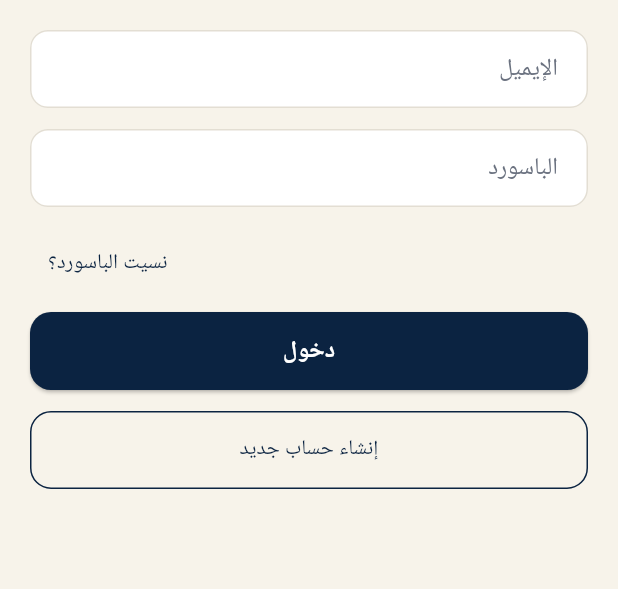
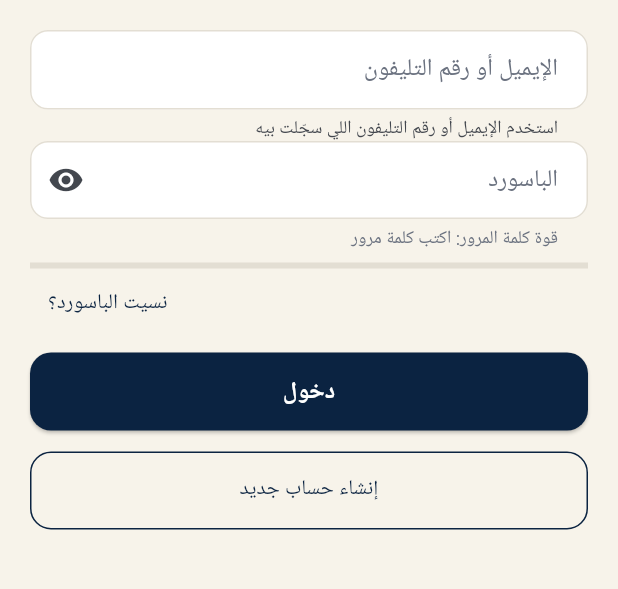
Before and after one commit to 3m-code-software/qiwalo-mobile, a Flutter app: the screen it shows after launch, after a tap on "عندي حساب · دخول", on a phone screen of 412 x 824 dp, the part 279-868 px from its top. Run offline on Flutter 3.47's test engine with Material 3 defaults, Android fonts, the phone set to English and light mode, and no system bars; our stand-ins replace flutter_secure_storage; network calls fail.

Commit message:
feat(mobile): accept email or phone on login with password visibility

```diff
--- a/lib/screens/auth.dart
+++ b/lib/screens/auth.dart
@@ -253,11 +253,64 @@ class _WelcomeBackdropPainter extends CustomPainter {
       oldDelegate.value != value;
 }
 
-class LoginScreen extends StatelessWidget {
+int passwordStrengthScore(String value) {
+  if (value.isEmpty) return 0;
+  var score = 0;
+  if (value.length >= 8) score++;
+  if (value.length >= 12) score++;
+  if (value.contains(RegExp(r'[A-Za-z]'))) score++;
+  if (value.contains(RegExp(r'[0-9]'))) score++;
+  if (value.contains(RegExp(r'[^A-Za-z0-9]'))) score++;
+  return score > 4 ? 4 : score;
+}
+
+String passwordStrengthLabel(String value) => switch (passwordStrengthScore(value)) {
+      0 => 'اكتب كلمة مرور',
+      1 => 'ضعيفة',
+      2 => 'متوسطة',
+      3 => 'جيدة',
+      _ => 'قوية',
+    };
+
+Color passwordStrengthColor(String value) => switch (passwordStrengthScore(value)) {
+      0 => muted,
+      1 => dangerRed,
+      2 => Colors.orange,
+      3 => gold,
+      _ => successGreen,
+    };
+
+class LoginScreen extends StatefulWidget {
   const LoginScreen({super.key});
 
   @override
+  State<LoginScreen> createState() => _LoginScreenState();
+}
+
+class _LoginScreenState extends State<LoginScreen> {
+  final TextEditingController _identifierController = TextEditingController();
+  final TextEditingController _passwordController = TextEditingController();
+  bool _obscurePassword = true;
+
+  @override
+  void dispose() {
+    _identifierController.dispose();
+    _passwordController.dispose();
+    super.dispose();
+  }
+
+  String get _identifierHelper {
+    final value = _identifierController.text.trim();
+    if (value.isEmpty) {
+      return 'استخدم الإيميل أو رقم التليفون اللي سجّلت بيه';
+    }
+    if (value.contains('@')) return 'تم التعرف على إيميل';
+    return 'تم التعرف على رقم تليفون';
+  }
+
+  @override
   Widget build(BuildContext context) {
+    final password = _passwordController.text;
     return AppShell(
       title: 'تسجيل الدخول',
       body: ListView(
@@ -265,8 +318,41 @@ class LoginScreen extends StatelessWidget {
         children: [
           const PlaceholderImage(label: 'قيوالو', icon: Icons.login_rounded, height: 110),
           const SizedBox(height: 20),
-          const QField(label: 'الإيميل', hint: 'name@example.com', keyboard: TextInputType.emailAddress),
-          const QField(label: 'الباسورد', hint: '••••••••', obscure: true),
+          TextField(
+            controller: _identifierController,
+            keyboardType: TextInputType.emailAddress,
+            textAlign: TextAlign.right,
+            onChanged: (_) => setState(() {}),
+            decoration: InputDecoration(
+              labelText: 'الإيميل أو رقم التليفون',
+              hintText: 'name@example.com أو 01xxxxxxxxx',
+              helperText: _identifierHelper,
+            ),
+          ),
+          TextField(
+            controller: _passwordController,
+            obscureText: _obscurePassword,
+            textAlign: TextAlign.right,
+            onChanged: (_) => setState(() {}),
+            decoration: InputDecoration(
+              labelText: 'الباسورد',
+              hintText: '••••••••',
+              helperText: 'قوة كلمة المرور: ${passwordStrengthLabel(password)}',
+              helperStyle: TextStyle(color: passwordStrengthColor(password)),
+              suffixIcon: IconButton(
+                icon: Icon(_obscurePassword ? Icons.visibility : Icons.visibility_off),
+                tooltip: _obscurePassword ? 'إظهار كلمة المرور' : 'إخفاء كلمة المرور',
+                onPressed: () => setState(() => _obscurePassword = !_obscurePassword),
+              ),
+            ),
+          ),
+          const SizedBox(height: 8),
+          LinearProgressIndicator(
+            value: passwordStrengthScore(password) / 4,
+            backgroundColor: line,
+            color: passwordStrengthColor(password),
+            minHeight: 4,
+          ),
           Align(
             alignment: Alignment.centerLeft,
             child: TextButton(
@@ -349,33 +435,11 @@ class _SignupScreenState extends State<SignupScreen> {
     super.dispose();
   }
 
-  int get _passwordScore {
-    final value = _passwordController.text;
-    if (value.isEmpty) return 0;
-    var score = 0;
-    if (value.length >= 8) score++;
-    if (value.length >= 12) score++;
-    if (value.contains(RegExp(r'[A-Za-z]'))) score++;
-    if (value.contains(RegExp(r'[0-9]'))) score++;
-    if (value.contains(RegExp(r'[^A-Za-z0-9]'))) score++;
-    return score > 4 ? 4 : score;
-  }
+  int get _passwordScore => passwordStrengthScore(_passwordController.text);
 
-  String get _passwordLabel => switch (_passwordScore) {
-        0 => 'اكتب كلمة مرور',
-        1 => 'ضعيفة',
-        2 => 'متوسطة',
-        3 => 'جيدة',
-        _ => 'قوية',
-      };
+  String get _passwordLabel => passwordStrengthLabel(_passwordController.text);
 
-  Color get _passwordColor => switch (_passwordScore) {
-        0 => muted,
-        1 => dangerRed,
-        2 => Colors.orange,
-        3 => gold,
-        _ => successGreen,
-      };
+  Color get _passwordColor => passwordStrengthColor(_passwordController.text);
 
   void _showTerms() {
     showModalBottomSheet<void>(
--- a/pubspec.yaml
+++ b/pubspec.yaml
@@ -16,7 +16,7 @@ publish_to: 'none' # Remove this line if you wish to publish to pub.dev
 # https://developer.apple.com/library/archive/documentation/General/Reference/InfoPlistKeyReference/Articles/CoreFoundationKeys.html
 # In Windows, build-name is used as the major, minor, and patch parts
 # of the product and file versions while build-number is used as the build suffix.
-version: 1.2.4+7
+version: 1.2.5+8
 
 environment:
   sdk: ^3.11.1
```
Also changed, not shown: docs/design/pixel7/login.png, docs/design/pixel7/onboarding.png, docs/design/pixel7/success.png, 4 other files.
